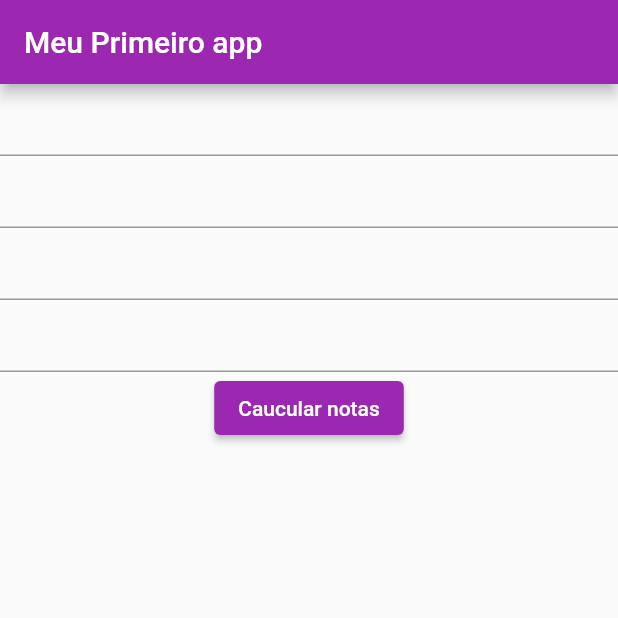
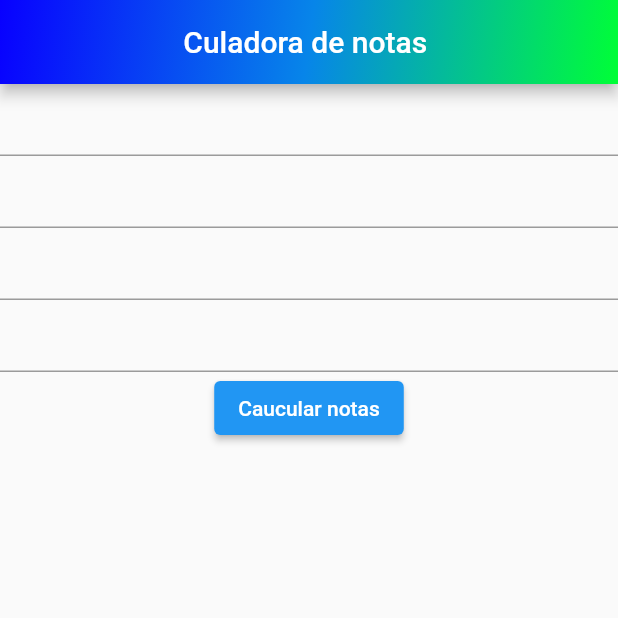
Before and after one commit to RaulDuque/trabalho-lucas-somar-notas, a Flutter app: the screen it shows after launch, on a phone screen of 412 x 824 dp, the top half of it. Run offline on Flutter 3.47's test engine with Material 2 defaults, Android fonts, the phone set to English and light mode, and no system bars.

Commit message:
barra degrade

```diff
--- a/lib/main.dart
+++ b/lib/main.dart
@@ -2,8 +2,7 @@ import 'package:flutter/cupertino.dart';
 import 'package:flutter/material.dart';
 
 void main() {
-  runApp(MaterialApp(
-      theme: ThemeData(primarySwatch: Colors.purple), home: HomePage()));
+  runApp(MaterialApp(home: HomePage()));
 }
 
 class HomePage extends StatefulWidget {
@@ -23,7 +22,21 @@ class _HomePageState extends State<HomePage> {
   Widget build(BuildContext context) {
     return Scaffold(
       appBar: AppBar(
-        title: Text("Meu Primeiro app"),
+        title: Text("Culadora de notas "),
+        centerTitle: true,
+        flexibleSpace: Container(
+          decoration: BoxDecoration(
+            gradient: LinearGradient(
+              begin: Alignment.topLeft,
+              end: Alignment.bottomRight,
+              colors: [
+                Color(0xFF0800FF),
+                Color(0xFF0785E9),
+                Color(0xFF00FF36),
+              ],
+            ),
+          ),
+        ),
       ),
       body: Column(
         children: <Widget>[
```
